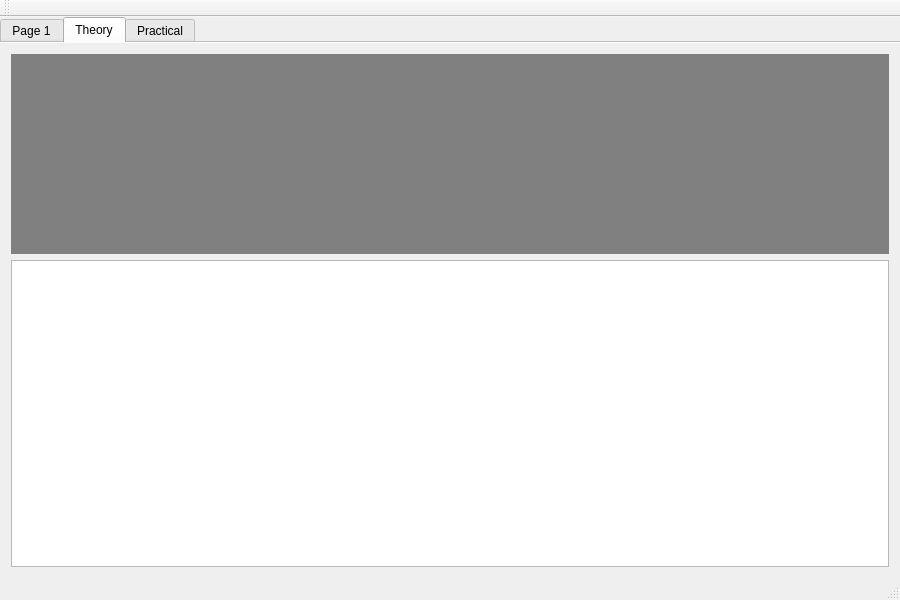
Old version of the form mainwindow.ui in the repository Faulik/LabStend.
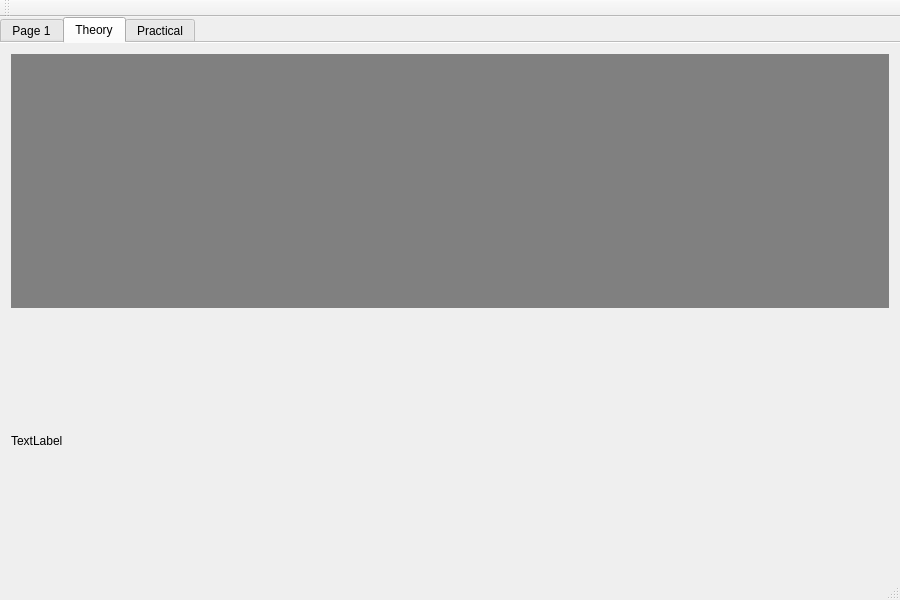
New version of the form. The open tabs and pages were chosen to show the change. Custom widgets are drawn as their Qt base class.

```diff
--- a/mainwindow.ui
+++ b/mainwindow.ui
@@ -198,7 +198,11 @@
          </widget>
         </item>
         <item>
-         <widget class="QTextEdit" name="textEdit"/>
+         <widget class="QLabel" name="label_3">
+          <property name="text">
+           <string>TextLabel</string>
+          </property>
+         </widget>
         </item>
        </layout>
       </widget>
```
